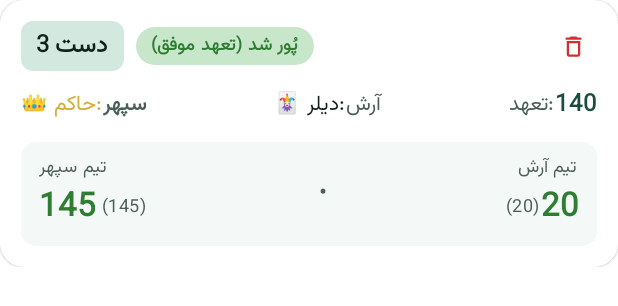
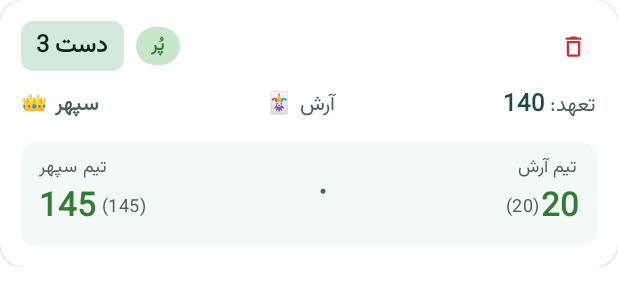
Before and after one commit to Sepehr1812/Shelem, an Android app built with Jetpack Compose: the @Preview function RoundCardLightPreview, on a phone screen of 412 x 824 dp. Shown: the top 306 px of the screen. Run offline under Robolectric (Android 15) with nearby library versions, the phone set to English and light mode, and no system bars; our stand-ins replace Room's generated code.

Commit message:
ui: refine round card labels and game status strings
- Simplify Hakem and Dealer labels to use icons only
- Update game status terminology and emojis for better readability

```diff
--- a/app/src/main/java/com/example/ui/components/RoundCard.kt
+++ b/app/src/main/java/com/example/ui/components/RoundCard.kt
@@ -45,7 +45,9 @@ import androidx.compose.ui.platform.LocalDensity
 import androidx.compose.ui.platform.testTag
 import androidx.compose.ui.res.painterResource
 import androidx.compose.ui.res.stringResource
+import androidx.compose.ui.text.buildAnnotatedString
 import androidx.compose.ui.text.font.FontWeight
+import androidx.compose.ui.text.withStyle
 import androidx.compose.ui.tooling.preview.Preview
 import androidx.compose.ui.unit.dp
 import com.example.R
@@ -233,6 +235,7 @@ fun RoundCard(
                         style = MaterialTheme.typography.bodyMedium,
                         color = GoldAccent
                     )
+                    Spacer(modifier = Modifier.width(4.dp))
                     Text(
                         text = round.hakemPlayerName,
                         style = MaterialTheme.typography.bodyMedium,
@@ -246,6 +249,7 @@ fun RoundCard(
                         text = stringResource(R.string.dealer_prefix),
                         style = MaterialTheme.typography.bodyMedium
                     )
+                    Spacer(modifier = Modifier.width(4.dp))
                     Text(
                         text = round.dealerPlayerName,
                         style = MaterialTheme.typography.bodyMedium,
@@ -254,19 +258,26 @@ fun RoundCard(
                     )
                 }
 
-                Row(verticalAlignment = Alignment.CenterVertically) {
                 Text(
-                        text = stringResource(R.string.bid_prefix),
-                        style = MaterialTheme.typography.bodyMedium,
+                    text = buildAnnotatedString {
+                        withStyle(
+                            MaterialTheme.typography.bodyMedium.toSpanStyle().copy(
                                 color = MaterialTheme.colorScheme.onSurfaceVariant
                             )
-                    Text(
-                        text = round.bidAmount.toPersianDigits(),
-                        style = MaterialTheme.typography.bodyLarge,
+                        ) {
+                            append(stringResource(R.string.bid_prefix).trimEnd())
+                            append(" ")
+                        }
+                        withStyle(
+                            MaterialTheme.typography.bodyLarge.toSpanStyle().copy(
                                 fontWeight = FontWeight.Bold,
                                 color = MaterialTheme.colorScheme.primary
                             )
+                        ) {
+                            append(round.bidAmount.toPersianDigits())
                         }
+                    }
+                )
             }
 
             Spacer(modifier = Modifier.height(12.dp))
--- a/app/src/main/res/values/strings.xml
+++ b/app/src/main/res/values/strings.xml
@@ -54,10 +54,10 @@
 
     <string name="status_shelem">شلم مثبت (+۳۳۰)</string>
     <string name="status_negative_shelem">دوبل منفی</string>
-    <string name="status_bid_accomplished">پُور شد (تعهد موفق)</string>
-    <string name="status_bid_failed">خالی شد (تعهد ناموفق)</string>
-    <string name="status_shelem_card">شلم مثبت 🎉</string>
-    <string name="status_negative_shelem_card">دوبل منفی 💥</string>
+    <string name="status_bid_accomplished">پُر</string>
+    <string name="status_bid_failed">خالی</string>
+    <string name="status_shelem_card">شلم! 🎉</string>
+    <string name="status_negative_shelem_card">دوبل منفی ❌</string>
 
     <string name="round_number">دست %1$s</string>
     <string name="round_delete_confirm">حذف دست %1$s؟</string>
@@ -93,9 +93,9 @@
     <string name="continue_scoring">ادامه ثبت امتیاز</string>
     <string name="naras_badge">نرس</string>
     <string name="round_info_title">اطلاعات دست %1$s</string>
-    <string name="hakem_prefix">👑 حاکم: </string>
-    <string name="dealer_prefix">🃏 دیلر: </string>
-    <string name="bid_prefix">تعهد: </string>
+    <string name="hakem_prefix">👑</string>
+    <string name="dealer_prefix">🃏</string>
+    <string name="bid_prefix">"تعهد: "</string>
     <string name="hakem_label_with_name">👑 حاکم: %1$s (%2$s)</string>
     <string name="bid_label_with_value">تعهد: %1$s</string>
     <string name="dealer_label_with_name">🃏 دیلر: %1$s</string>
```
Also changed, not shown: 4 other files. Lines whose indentation alone changed are shown as unchanged.
